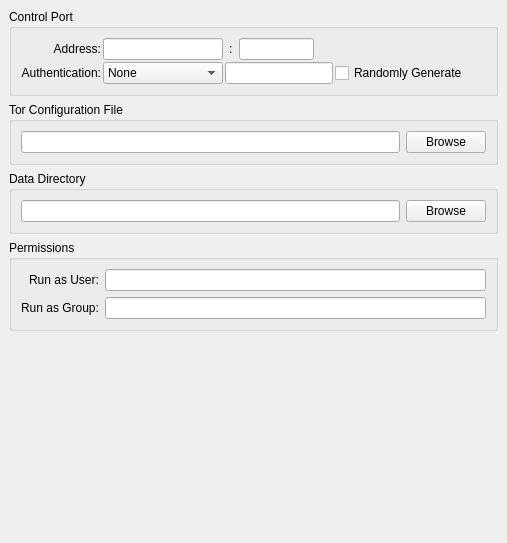
Qt form src/vidalia/config/advancedpage.ui (a-ilin/vidalia) before a commit.
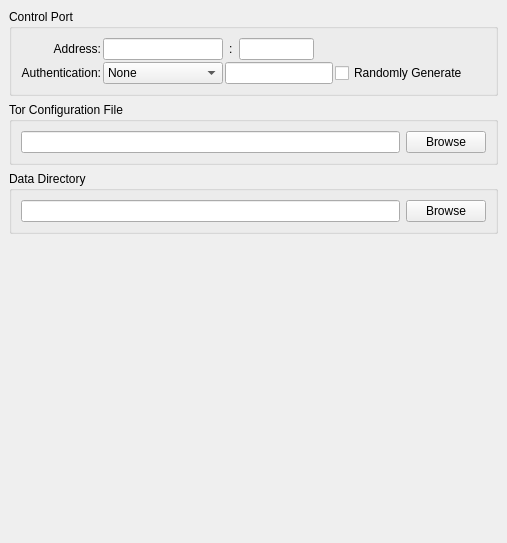
The same form after that commit.

Commit message:
Remove support for configuring Tor's User and Group options in the Advanced settings page.
svn:r3290

```diff
--- a/src/vidalia/config/advancedpage.ui
+++ b/src/vidalia/config/advancedpage.ui
@@ -322,90 +322,6 @@
      </layout>
     </widget>
    </item>
-   <item>
-    <widget class="QGroupBox" name="grpPermissions" >
-     <property name="minimumSize" >
-      <size>
-       <width>0</width>
-       <height>0</height>
-      </size>
-     </property>
-     <property name="contextMenuPolicy" >
-      <enum>Qt::NoContextMenu</enum>
-     </property>
-     <property name="title" >
-      <string>Permissions</string>
-     </property>
-     <layout class="QVBoxLayout" >
-      <property name="margin" >
-       <number>9</number>
-      </property>
-      <property name="spacing" >
-       <number>6</number>
-      </property>
-      <item>
-       <layout class="QHBoxLayout" >
-        <property name="margin" >
-         <number>0</number>
-        </property>
-        <property name="spacing" >
-         <number>6</number>
-        </property>
-        <item>
-         <widget class="QLabel" name="label_3" >
-          <property name="contextMenuPolicy" >
-           <enum>Qt::NoContextMenu</enum>
-          </property>
-          <property name="text" >
-           <string>Run as User:</string>
-          </property>
-          <property name="indent" >
-           <number>8</number>
-          </property>
-         </widget>
-        </item>
-        <item>
-         <widget class="QLineEdit" name="lineUser" >
-          <property name="contextMenuPolicy" >
-           <enum>Qt::NoContextMenu</enum>
-          </property>
-          <property name="toolTip" >
-           <string>Vidalia will run with this User's permissions</string>
-          </property>
-         </widget>
-        </item>
-       </layout>
-      </item>
-      <item>
-       <layout class="QHBoxLayout" >
-        <property name="margin" >
-         <number>0</number>
-        </property>
-        <property name="spacing" >
-         <number>6</number>
-        </property>
-        <item>
-         <widget class="QLabel" name="label_9" >
-          <property name="contextMenuPolicy" >
-           <enum>Qt::NoContextMenu</enum>
-          </property>
-          <property name="text" >
-           <string>Run as Group:</string>
-          </property>
-         </widget>
-        </item>
-        <item>
-         <widget class="QLineEdit" name="lineGroup" >
-          <property name="toolTip" >
-           <string>Vidalia will run with this Group's permissions</string>
-          </property>
-         </widget>
-        </item>
-       </layout>
-      </item>
-     </layout>
-    </widget>
-   </item>
    <item>
     <spacer>
      <property name="orientation" >
```
The commit also changes 5 other files.
